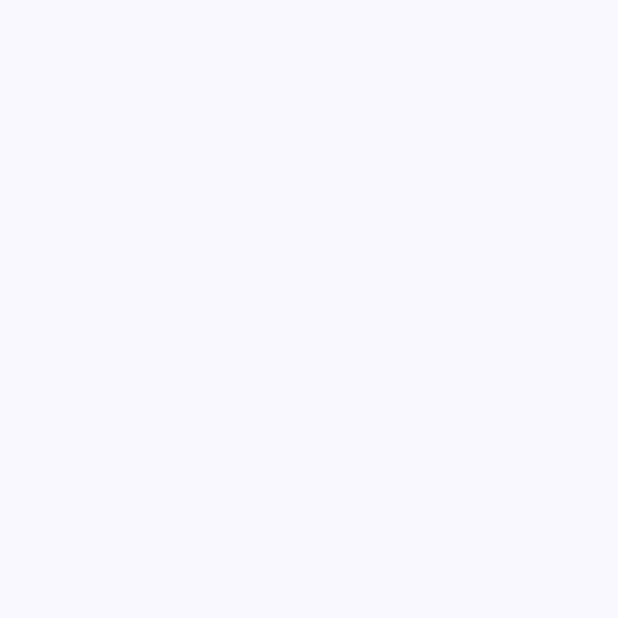
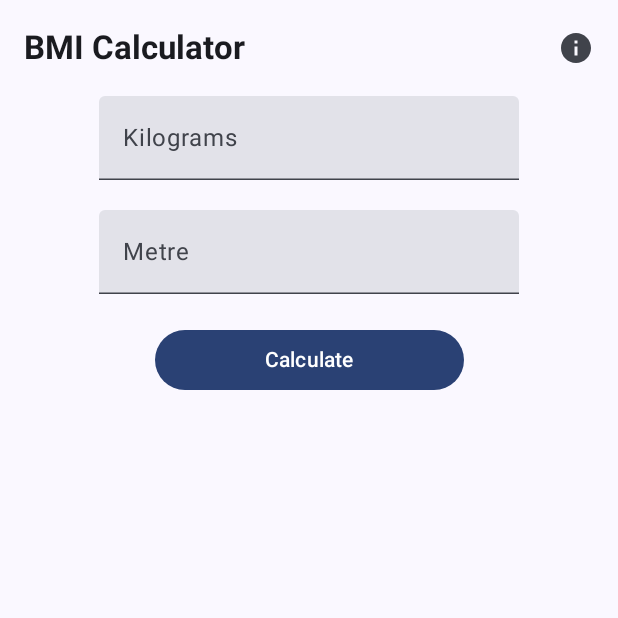
Before and after one commit to lakshaykamat/bmi-bliss, an Android app built with Jetpack Compose: the screen it shows after launch (MainActivity), on a phone screen of 412 x 824 dp, the top half of it. Before the commit the part shown is empty. Run offline under Robolectric (Android 15) with nearby library versions, the phone set to English and light mode, and no system bars.

Commit message:
Create Basic Structure

```diff
--- /dev/null
+++ b/app/src/main/java/com/lakshaykamat/bmiCalculator/ui/HomeScreen.kt
@@ -0,0 +1,163 @@
+package com.lakshaykamat.bmiCalculator.ui
+
+import androidx.compose.foundation.layout.Arrangement
+import androidx.compose.foundation.layout.Column
+import androidx.compose.foundation.layout.Spacer
+import androidx.compose.foundation.layout.fillMaxWidth
+import androidx.compose.foundation.layout.padding
+import androidx.compose.foundation.rememberScrollState
+import androidx.compose.foundation.verticalScroll
+import androidx.compose.material.icons.Icons
+import androidx.compose.material.icons.filled.ArrowBack
+import androidx.compose.material.icons.filled.Info
+import androidx.compose.material3.Button
+import androidx.compose.material3.ExperimentalMaterial3Api
+import androidx.compose.material3.Icon
+import androidx.compose.material3.IconButton
+import androidx.compose.material3.Text
+import androidx.compose.material3.TextField
+import androidx.compose.material3.TopAppBar
+import androidx.compose.runtime.Composable
+import androidx.compose.runtime.getValue
+import androidx.compose.runtime.mutableStateOf
+import androidx.compose.runtime.remember
+import androidx.compose.runtime.setValue
+import androidx.compose.ui.Alignment
+import androidx.compose.ui.Modifier
+import androidx.compose.ui.text.font.FontWeight
+import androidx.compose.ui.tooling.preview.Preview
+import androidx.compose.ui.unit.dp
+import androidx.compose.ui.unit.sp
+import com.lakshaykamat.bmiCalculator.data.BMI
+import com.lakshaykamat.bmiCalculator.data.BmiResult
+import com.lakshaykamat.bmiCalculator.ui.theme.BMICalculatorTheme
+
+
+@OptIn(ExperimentalMaterial3Api::class)
+@Composable
+fun AppTopBar(
+    title: String,
+    haveBackButton: Boolean,
+    actionButton: @Composable () -> Unit
+) {
+    TopAppBar(
+        title = {
+            Text(
+                text = title,
+                fontWeight = FontWeight.Bold,
+            )
+        },
+        navigationIcon = {
+            if (haveBackButton) {
+                IconButton(
+                    onClick = { /* Handle navigation icon click */ }
+                ) {
+                    Icon(
+                        imageVector = Icons.Default.ArrowBack,
+                        contentDescription = null,
+                    )
+                }
+            }
+        },
+        actions = {
+            // Custom settings button
+            actionButton()
+        }
+    )
+}
+
+
+@Composable
+fun BmiApp(modifier: Modifier = Modifier) {
+    var weightInputState by remember { mutableStateOf("") }
+    var heightInputState by remember { mutableStateOf("") }
+
+    var bmi by remember { mutableStateOf<BmiResult?>(null) }
+    Column(
+        modifier = modifier.verticalScroll(rememberScrollState())
+    ) {
+        //Top App Bar
+        AppTopBar(
+            title = "BMI Calculator",
+            haveBackButton = false,
+            actionButton = {
+                IconButton(
+                    onClick = { /* Handle custom action click */ }
+                ) {
+                    Icon(imageVector = Icons.Filled.Info, contentDescription = null)
+                }
+            }
+        )
+        Column(
+            modifier = Modifier.fillMaxWidth(),
+            verticalArrangement = Arrangement.Top,
+            horizontalAlignment = Alignment.CenterHorizontally
+        ) {
+            //Weight Input Field
+            TextField(
+                label = { Text(text = "Kilograms") },
+                value = weightInputState,
+                onValueChange = { weightInputState = it })
+            Margin(value = 10, isVertical = true, isHorizontal = false)
+
+
+            //Height Input Field
+            TextField(
+                label = { Text(text = "Metre") },
+                value = heightInputState,
+                onValueChange = { heightInputState = it })
+            Margin(value = 10, isVertical = true, isHorizontal = false)
+
+
+            //Calculate Button
+            Button(modifier = Modifier.fillMaxWidth(.5f), onClick = {
+                bmi = BMI.performBmiOperation(
+                    weightInputState,
+                    heightInputState,
+                    gender = BMI.Gender.Male
+                )
+
+            }) {
+                Text(text = "Calculate")
+            }
+            Margin(value = 20, isVertical = true, isHorizontal = false)
+
+            //Result
+            if (bmi !== null) {
+                Text(
+                    text = "Body Mass Index: ${bmi!!.value}",
+                    fontSize = 20.sp,
+                    fontWeight = FontWeight.Bold
+                )
+                Text(text = bmi!!.category, fontSize = 18.sp, fontWeight = FontWeight.Normal)
+            }
+
+        }
+    }
+
+}
+
+@Composable
+fun Margin(value: Int, isVertical: Boolean, isHorizontal: Boolean) {
+    if (isVertical) {
+        Spacer(modifier = Modifier.padding(vertical = value.dp))
+    } else if (isHorizontal) {
+        Spacer(modifier = Modifier.padding(horizontal = value.dp))
+    } else {
+        Spacer(modifier = Modifier.padding(value.dp))
+    }
+}
+
+@Preview(showBackground = true)
+@Composable
+fun AppTopBarPreview() {
+    BMICalculatorTheme {
+        AppTopBar(title = "BMI Calculator", haveBackButton = true) {
+            IconButton(
+                onClick = { /* Handle custom action click */ }
+            ) {
+                Icon(imageVector = Icons.Filled.Info, contentDescription = null)
+            }
+        }
+    }
+}
```
Also changed, not shown: app/src/main/java/com/lakshaykamat/bmiCalculator/MainActivity.kt (+4 -5 lines), app/src/main/java/com/lakshaykamat/bmiCalculator/data/BMI.kt (added, +84 -0 lines).
